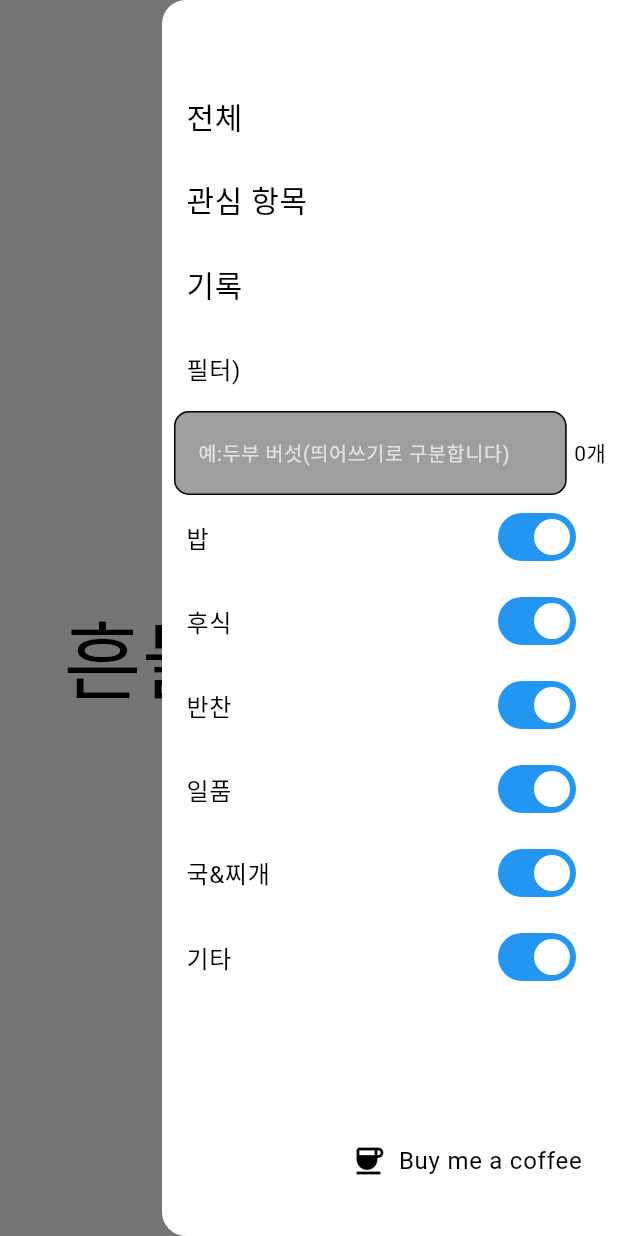
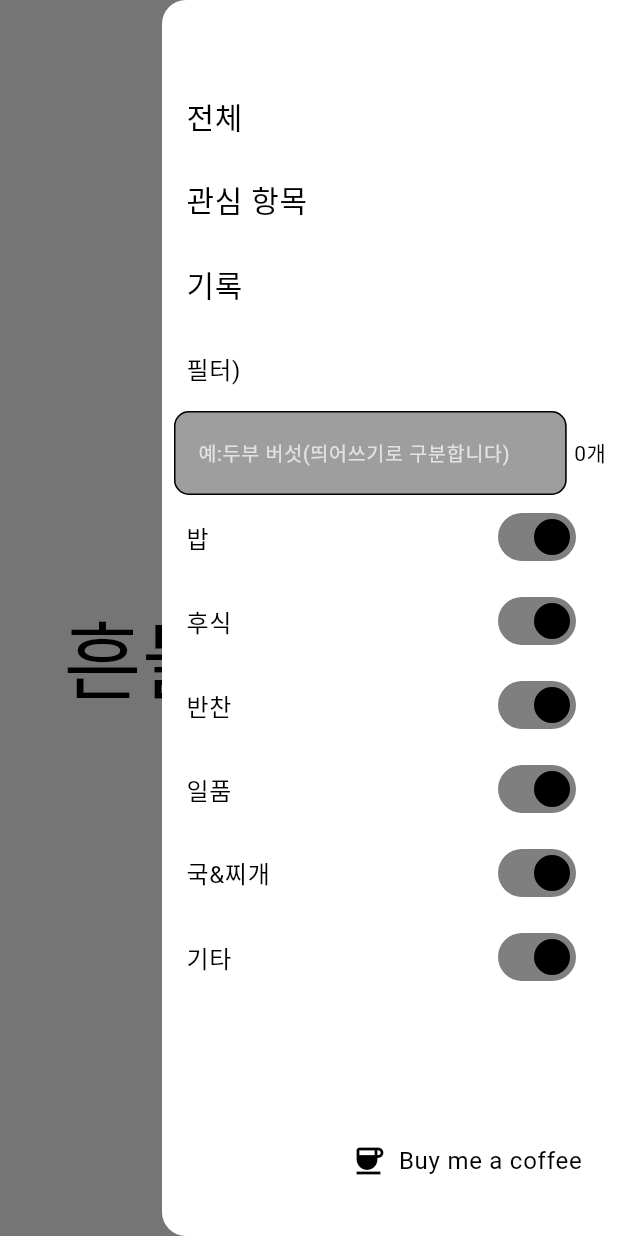
Before and after one commit to kangsudal/whateatgo2, a Flutter app: the screen it shows after launch, with the side drawer open, on a phone screen of 412 x 824 dp. Run offline on Flutter 3.47's test engine with Material 3 defaults, Android fonts, the light colour scheme and no system bars; our stand-ins replace cached_network_image, dio, flutter_riverpod, hive, hive_flutter, screenshot and 1 more; missing offline and left inert: dotenv, shake; accounts and stored records are empty; Roboto replaces fonts that are missing (SongMyung).

Commit message:
레시피 메뉴 가운데 정렬, 스위치 색상 변경

```diff
--- a/lib/screen/home_screen.dart
+++ b/lib/screen/home_screen.dart
@@ -131,6 +131,7 @@ class _HomeScreenState extends ConsumerState<HomeScreen> {
               ...categories.keys
                   .map(
                     (key) => SwitchListTile.adaptive(
+                      activeColor: Colors.black,
                       title: Text(key),
                       value: categories[key]!,
                       onChanged: (value) {
--- a/lib/screen/manual_screen.dart
+++ b/lib/screen/manual_screen.dart
@@ -120,6 +120,7 @@ class _ManualScreenState extends ConsumerState<ManualScreen> {
                 Screenshot(
                   controller: screenshotController,
                   child: Stack(
+                    alignment: Alignment.topCenter,
                     children: [
                       Positioned(
                         top: 0,
@@ -127,7 +128,7 @@ class _ManualScreenState extends ConsumerState<ManualScreen> {
                         left: 0,
                         right: 0,
                         child: Container(
-                          color: Colors.white,
+                          color: Color.fromRGBO(255, 255, 255, 0.9),
                         ),
                       ),
                       Column(
```
